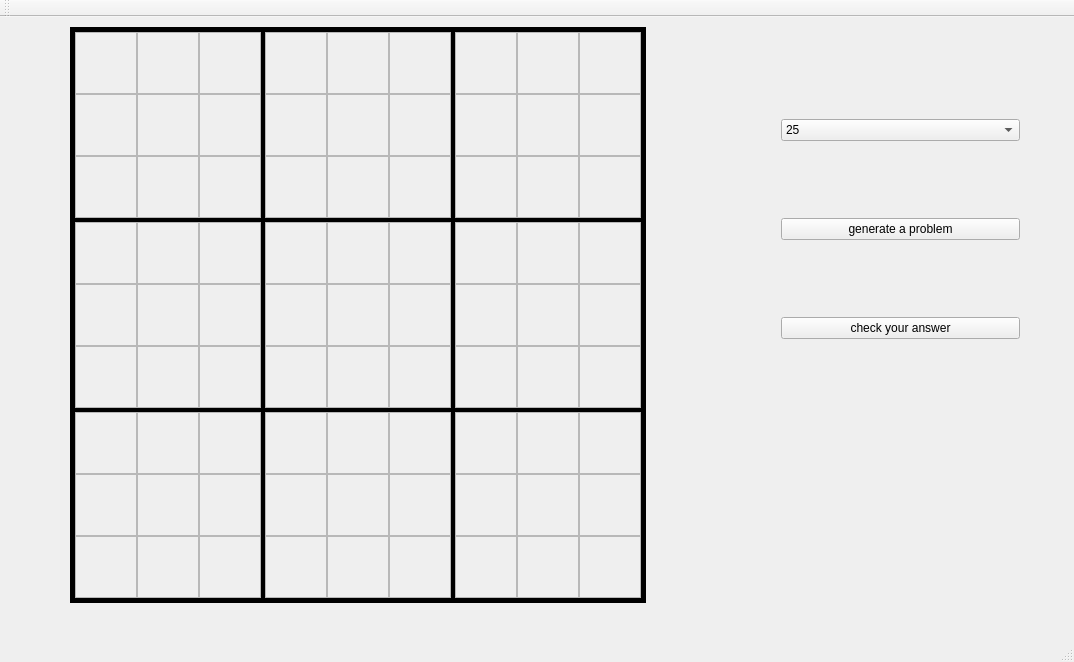
This is mainwindow.ui in Lucotecia/Quick_Number_Place as Qt 5 draws it before an edit. The edited form follows.
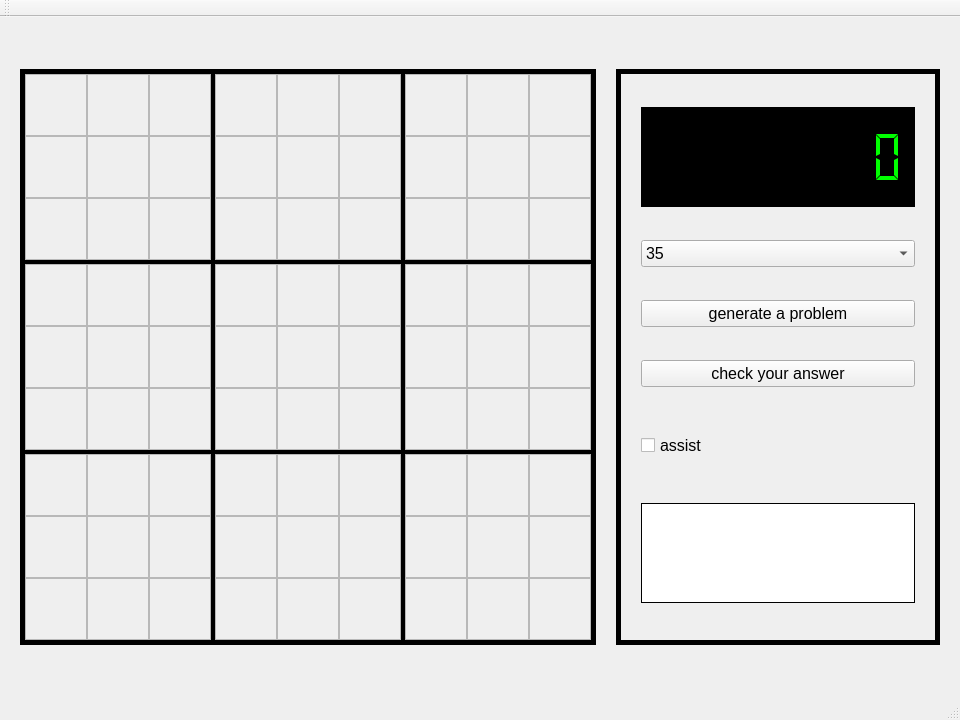
This is the edited form. Custom widgets are drawn as their Qt base class.

Patch:
```diff
--- a/mainwindow.ui
+++ b/mainwindow.ui
@@ -6,10 +6,28 @@
    <rect>
     <x>0</x>
     <y>0</y>
-    <width>1074</width>
-    <height>662</height>
+    <width>960</width>
+    <height>720</height>
    </rect>
   </property>
+  <property name="sizePolicy">
+   <sizepolicy hsizetype="Minimum" vsizetype="Minimum">
+    <horstretch>0</horstretch>
+    <verstretch>0</verstretch>
+   </sizepolicy>
+  </property>
+  <property name="minimumSize">
+   <size>
+    <width>960</width>
+    <height>720</height>
+   </size>
+  </property>
+  <property name="maximumSize">
+   <size>
+    <width>960</width>
+    <height>720</height>
+   </size>
+  </property>
   <property name="windowTitle">
    <string>MainWindow</string>
   </property>
@@ -17,15 +35,24 @@
    <string notr="true"/>
   </property>
   <widget class="QWidget" name="centralWidget">
+   <layout class="QGridLayout" name="gridLayout_10">
+    <property name="leftMargin">
+     <number>20</number>
+    </property>
+    <property name="topMargin">
+     <number>20</number>
+    </property>
+    <property name="rightMargin">
+     <number>20</number>
+    </property>
+    <property name="bottomMargin">
+     <number>20</number>
+    </property>
+    <property name="spacing">
+     <number>20</number>
+    </property>
+    <item row="0" column="0">
    <widget class="QFrame" name="board">
-    <property name="geometry">
-     <rect>
-      <x>70</x>
-      <y>10</y>
-      <width>576</width>
-      <height>576</height>
-     </rect>
-    </property>
     <property name="sizePolicy">
      <sizepolicy hsizetype="Minimum" vsizetype="Minimum">
       <horstretch>0</horstretch>
@@ -38,6 +65,12 @@
       <height>576</height>
      </size>
     </property>
+      <property name="maximumSize">
+       <size>
+        <width>576</width>
+        <height>576</height>
+       </size>
+      </property>
     <property name="frameShape">
      <enum>QFrame::Box</enum>
     </property>
@@ -1316,21 +1349,78 @@
      </item>
     </layout>
    </widget>
-   <widget class="QWidget" name="verticalLayoutWidget">
-    <property name="geometry">
-     <rect>
-      <x>770</x>
-      <y>20</y>
-      <width>261</width>
-      <height>561</height>
-     </rect>
+    </item>
+    <item row="0" column="1">
+     <widget class="QFrame" name="verticalFrame">
+      <property name="frameShape">
+       <enum>QFrame::Box</enum>
+      </property>
+      <property name="frameShadow">
+       <enum>QFrame::Plain</enum>
+      </property>
+      <property name="lineWidth">
+       <number>5</number>
     </property>
     <layout class="QVBoxLayout" name="verticalLayout">
+       <property name="spacing">
+        <number>20</number>
+       </property>
+       <property name="leftMargin">
+        <number>20</number>
+       </property>
+       <property name="topMargin">
+        <number>20</number>
+       </property>
+       <property name="rightMargin">
+        <number>20</number>
+       </property>
+       <property name="bottomMargin">
+        <number>20</number>
+       </property>
+       <item>
+        <widget class="QLCDNumber" name="lcdNumber">
+         <property name="maximumSize">
+          <size>
+           <width>16777215</width>
+           <height>100</height>
+          </size>
+         </property>
+         <property name="styleSheet">
+          <string notr="true">color:#00ff00;background-color:black</string>
+         </property>
+         <property name="frameShadow">
+          <enum>QFrame::Plain</enum>
+         </property>
+         <property name="lineWidth">
+          <number>0</number>
+         </property>
+         <property name="smallDecimalPoint">
+          <bool>true</bool>
+         </property>
+         <property name="digitCount">
+          <number>8</number>
+         </property>
+         <property name="mode">
+          <enum>QLCDNumber::Dec</enum>
+         </property>
+         <property name="segmentStyle">
+          <enum>QLCDNumber::Flat</enum>
+         </property>
+         <property name="value" stdset="0">
+          <double>0.000000000000000</double>
+         </property>
+        </widget>
+       </item>
      <item>
       <widget class="QComboBox" name="hint_combobox">
+         <property name="font">
+          <font>
+           <pointsize>12</pointsize>
+          </font>
+         </property>
        <item>
         <property name="text">
-         <string>25</string>
+           <string>35</string>
         </property>
        </item>
        <item>
@@ -1362,6 +1452,11 @@
      </item>
      <item>
       <widget class="QPushButton" name="pushButton">
+         <property name="font">
+          <font>
+           <pointsize>12</pointsize>
+          </font>
+         </property>
        <property name="text">
         <string>generate a problem</string>
        </property>
@@ -1369,11 +1464,46 @@
      </item>
      <item>
       <widget class="QPushButton" name="pushButton_2">
+         <property name="font">
+          <font>
+           <pointsize>12</pointsize>
+          </font>
+         </property>
        <property name="text">
         <string>check your answer</string>
        </property>
       </widget>
      </item>
+       <item>
+        <widget class="QCheckBox" name="assist_checkbox">
+         <property name="sizePolicy">
+          <sizepolicy hsizetype="Preferred" vsizetype="Minimum">
+           <horstretch>0</horstretch>
+           <verstretch>0</verstretch>
+          </sizepolicy>
+         </property>
+         <property name="maximumSize">
+          <size>
+           <width>16777215</width>
+           <height>50</height>
+          </size>
+         </property>
+         <property name="font">
+          <font>
+           <pointsize>12</pointsize>
+          </font>
+         </property>
+         <property name="text">
+          <string>assist</string>
+         </property>
+         <property name="iconSize">
+          <size>
+           <width>20</width>
+           <height>20</height>
+          </size>
+         </property>
+        </widget>
+       </item>
      <item>
       <widget class="QLabel" name="label">
        <property name="sizePolicy">
@@ -1399,6 +1529,12 @@
          <pointsize>16</pointsize>
         </font>
        </property>
+         <property name="styleSheet">
+          <string notr="true">background-color:white</string>
+         </property>
+         <property name="frameShape">
+          <enum>QFrame::Box</enum>
+         </property>
        <property name="text">
         <string/>
        </property>
@@ -1409,6 +1545,8 @@
      </item>
     </layout>
    </widget>
+    </item>
+   </layout>
   </widget>
   <widget class="QMenuBar" name="menuBar">
    <property name="geometry">
```
Left out of the diff: 35 changed lines with no effect on the pictures. Lines whose indentation alone changed are shown as unchanged.
